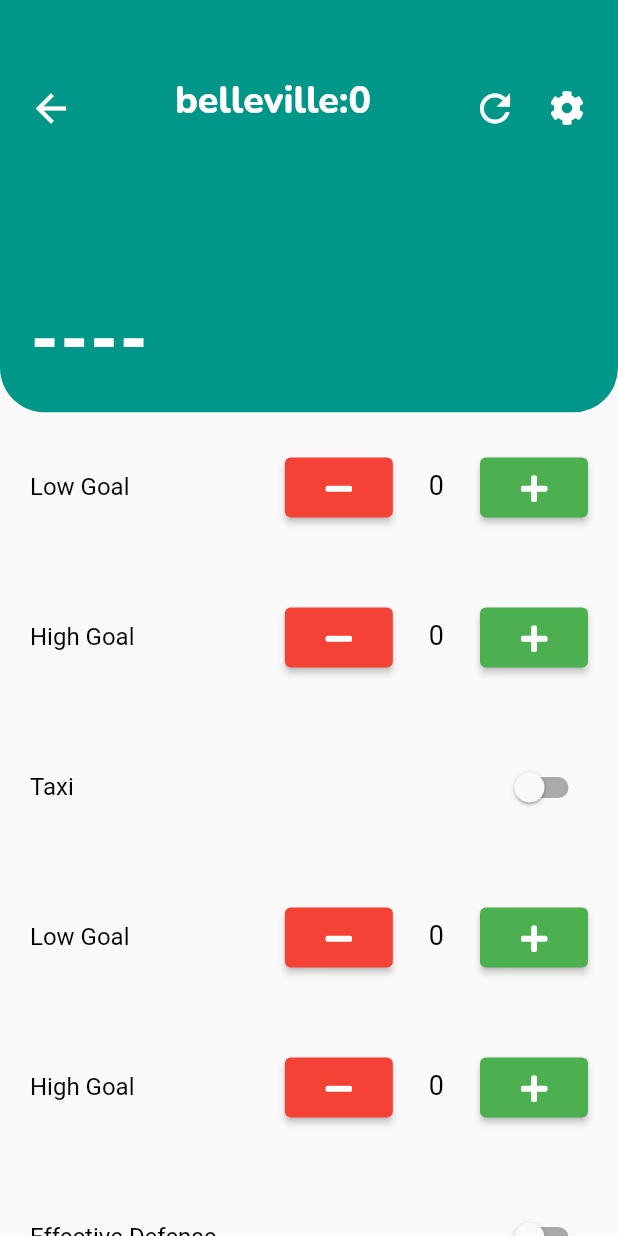
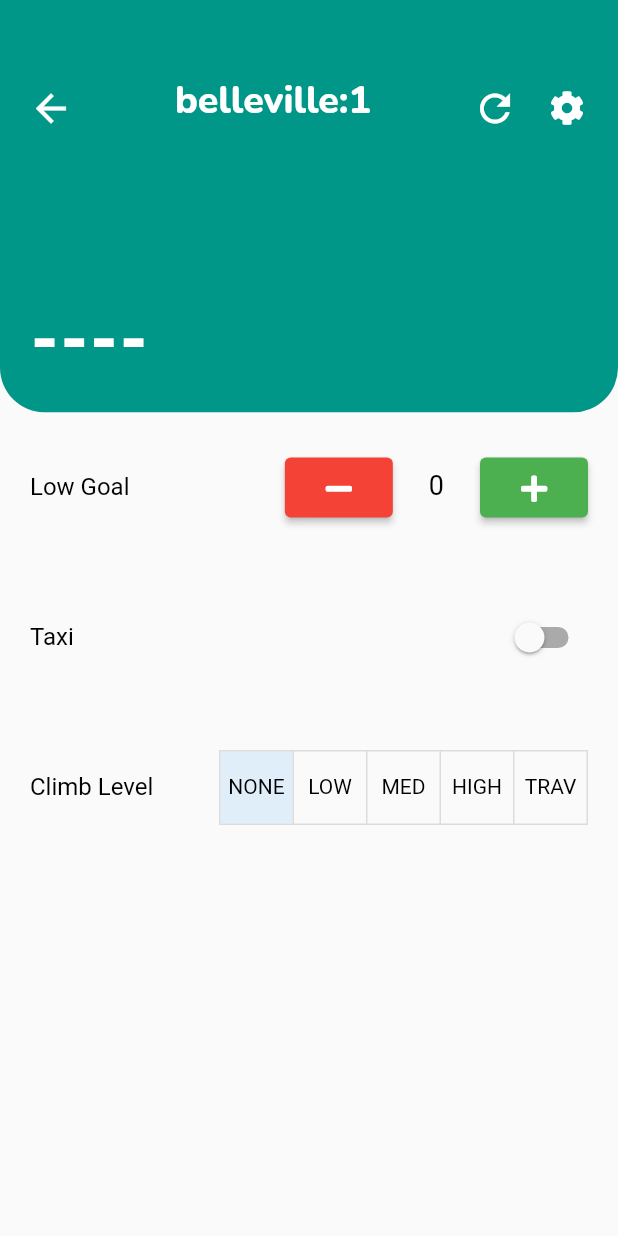
Before and after one commit to cjohnson/dreadscout, a Flutter app: the screen it shows after launch, on a phone screen of 412 x 824 dp. Run offline on Flutter 3.47's test engine with Material 2 defaults, Android fonts, the phone set to English and light mode, and no system bars; our stand-ins replace font_awesome_flutter, google_fonts.

Commit message:
Finish test of dynamic forms

```diff
--- a/lib/ui/form/data/scoutingtemplate.dart
+++ b/lib/ui/form/data/scoutingtemplate.dart
@@ -1,11 +1,19 @@
+import 'package:flutter/material.dart';
+
+import '../counterformelement.dart';
+import '../switchformelement.dart';
+import '../togglebuttonelement.dart';
+
 class ScoutingForm {
-  String? templateId;
+  String? formId;
+  int? teamNumber;
   List<ScoutingFormElement>? elements;
 
-  ScoutingForm({this.templateId, this.elements});
+  ScoutingForm({this.formId, this.teamNumber, this.elements});
 
   ScoutingForm.fromJson(Map<String, dynamic> json) {
-    templateId = json['template_id'];
+    formId = json['form_id'];
+    teamNumber = json['team_number'];
     if (json['element'] != null) {
       elements = <ScoutingFormElement>[];
       json['element'].forEach((v) {
@@ -16,7 +24,8 @@ class ScoutingForm {
 
   Map<String, dynamic> toJson() {
     final Map<String, dynamic> data = <String, dynamic>{};
-    data['template_id'] = templateId;
+    data['form_id'] = formId;
+    data['team_number'] = teamNumber;
     if (elements != null) {
       data['element'] = elements!.map((v) => v.toJson()).toList();
     }
@@ -25,15 +34,11 @@ class ScoutingForm {
 }
 
 class ScoutingFormElement {
-  String? id;
-  String? title;
   FormElementData? formElement;
 
-  ScoutingFormElement({this.id, this.title, this.formElement});
+  ScoutingFormElement({this.formElement});
 
   ScoutingFormElement.fromJson(Map<String, dynamic> json) {
-    id = json['id'];
-    title = json['title'];
     formElement = json['section_header'] != null
         ? SectionHeader.fromJson(json['section_header'])
         : null;
@@ -53,8 +58,6 @@ class ScoutingFormElement {
 
   Map<String, dynamic> toJson() {
     final Map<String, dynamic> data = <String, dynamic>{};
-    data['id'] = id;
-    data['title'] = title;
     if (formElement is SectionHeader) {
       data['section_header'] = formElement!.toJson();
     }
@@ -94,11 +97,19 @@ abstract class FormElementData {
 
     return data;
   }
+
+  Widget wrapInUI();
 }
 
 class SectionHeader extends FormElementData {
   SectionHeader.fromJson(Map<String, dynamic> json) {
     json = super.fromJson(json);
+  }
+
+  @override
+  Widget wrapInUI() {
+    // TODO: implement wrapInUI
+    throw UnimplementedError();
   }
 }
 
@@ -127,6 +138,11 @@ class SwitchFormElement extends FormElementData {
 
   set value(bool? newValue) {
     _value = newValue!;
+  }
+
+  @override
+  Widget wrapInUI() {
+    return SwitchFormElementUI(formElement: this);
   }
 }
 
@@ -171,6 +187,11 @@ class CounterFormElement extends FormElementData {
   void decrement() {
     if (value! == lowerBound!) return;
     value = value! - 1;
+  }
+
+  @override
+  Widget wrapInUI() {
+    return CounterFormElementUI(formElement: this);
   }
 }
 
@@ -217,6 +238,11 @@ class ToggleButtonFormElement extends FormElementData {
 
     _index = newIndex;
   }
+
+  @override
+  Widget wrapInUI() {
+    return ToggleButtonFormElementUI(formElement: this);
+  }
 }
 
 class TextFieldElement extends FormElementData {
@@ -234,4 +260,10 @@ class TextFieldElement extends FormElementData {
     data['initialValue'] = initialValue;
     return data;
   }
+
+  @override
+  Widget wrapInUI() {
+    // TODO: implement wrapInUI
+    throw UnimplementedError();
+  }
 }
--- a/lib/ui/scouting/scoutingform.dart
+++ b/lib/ui/scouting/scoutingform.dart
@@ -8,11 +8,9 @@ import '../form/switchformelement.dart';
 import '../form/togglebuttonelement.dart';
 
 class ScoutingFormUI extends StatelessWidget {
-  final String formName;
-  final int teamNumber;
+  final ScoutingForm data;
 
-  ScoutingFormUI({Key? key, required this.formName, required this.teamNumber})
-      : super(key: key);
+  ScoutingFormUI({Key? key, required this.data}) : super(key: key);
 
   final List formWidgets = [
     CounterFormElementUI(
@@ -55,16 +53,18 @@ class ScoutingFormUI extends StatelessWidget {
 
   @override
   Widget build(BuildContext context) {
+    print(data.elements!);
     return CustomScrollView(
       slivers: <Widget>[
         SliverList(
           delegate: SliverChildListDelegate(
             [
               _ScoutingFormHeader(
-                formName: formName,
-                teamNumber: teamNumber,
+                formName: data.formId!,
+                teamNumber: data.teamNumber!,
               ),
-              for (int i = 0; i < formWidgets.length; ++i) formWidgets[i],
+              for (int i = 0; i < data.elements!.length; ++i)
+                data.elements![i].formElement!.wrapInUI(),
             ],
           ),
         ),
--- a/lib/ui/scouting/scoutingpage.dart
+++ b/lib/ui/scouting/scoutingpage.dart
@@ -1,5 +1,7 @@
 import 'package:dreadscout/ui/scouting/scoutingform.dart';
 import 'package:flutter/material.dart';
+
+import '../form/data/scoutingtemplate.dart';
 
 class FormPage extends StatefulWidget {
   final String trackTitle;
@@ -24,10 +26,34 @@ class _FormPageState extends State<FormPage> {
     final PageController controller =
         PageController(initialPage: 0, keepPage: true);
 
-    for (int i = 0; i <= 8; i++) {
+    for (int i = 1; i <= 8; i++) {
       forms.add(ScoutingFormUI(
-        formName: '$trackTitle:$i',
-        teamNumber: -1,
+        data: ScoutingForm(
+            formId: '$trackTitle:$i',
+            teamNumber: -1,
+            elements: <ScoutingFormElement>[
+              ScoutingFormElement(
+                formElement:
+                    CounterFormElement(id: "low_goal", title: "Low Goal"),
+              ),
+              ScoutingFormElement(
+                formElement:
+                    SwitchFormElement(id: "taxi", title: "Taxi", value: false),
+              ),
+              ScoutingFormElement(
+                formElement: ToggleButtonFormElement(
+                    id: "climb",
+                    title: "Climb Level",
+                    index: 0,
+                    toggles: [
+                      'NONE',
+                      'LOW',
+                      'MED',
+                      'HIGH',
+                      'TRAV',
+                    ]),
+              ),
+            ]),
       ));
     }
 
```
